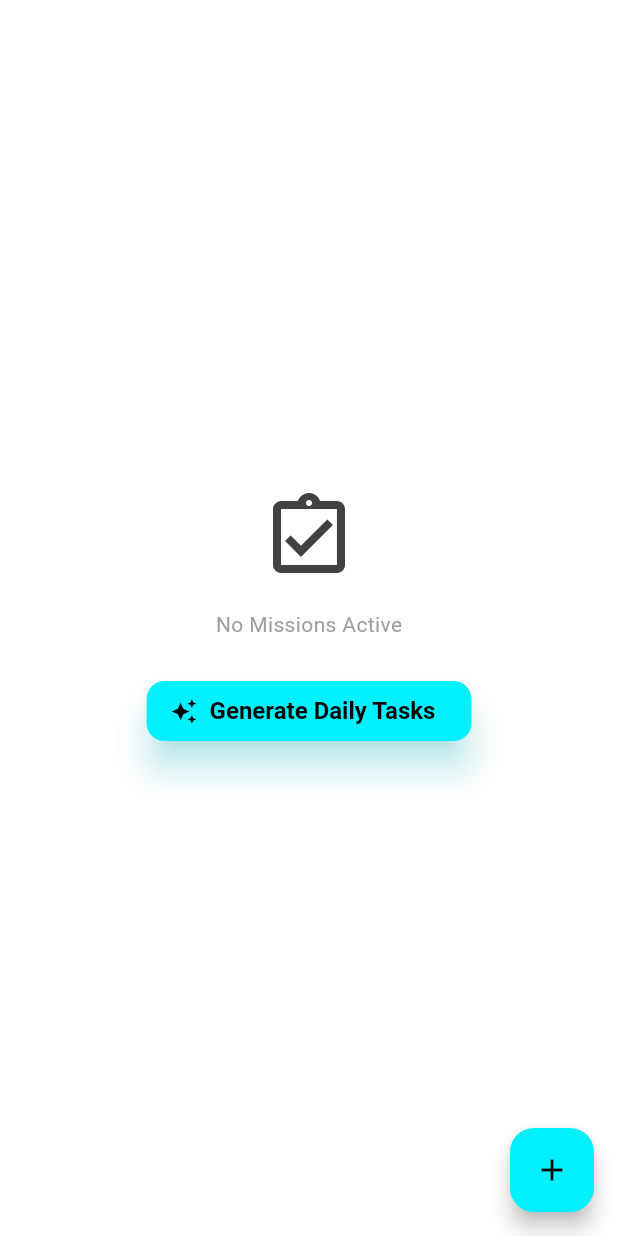
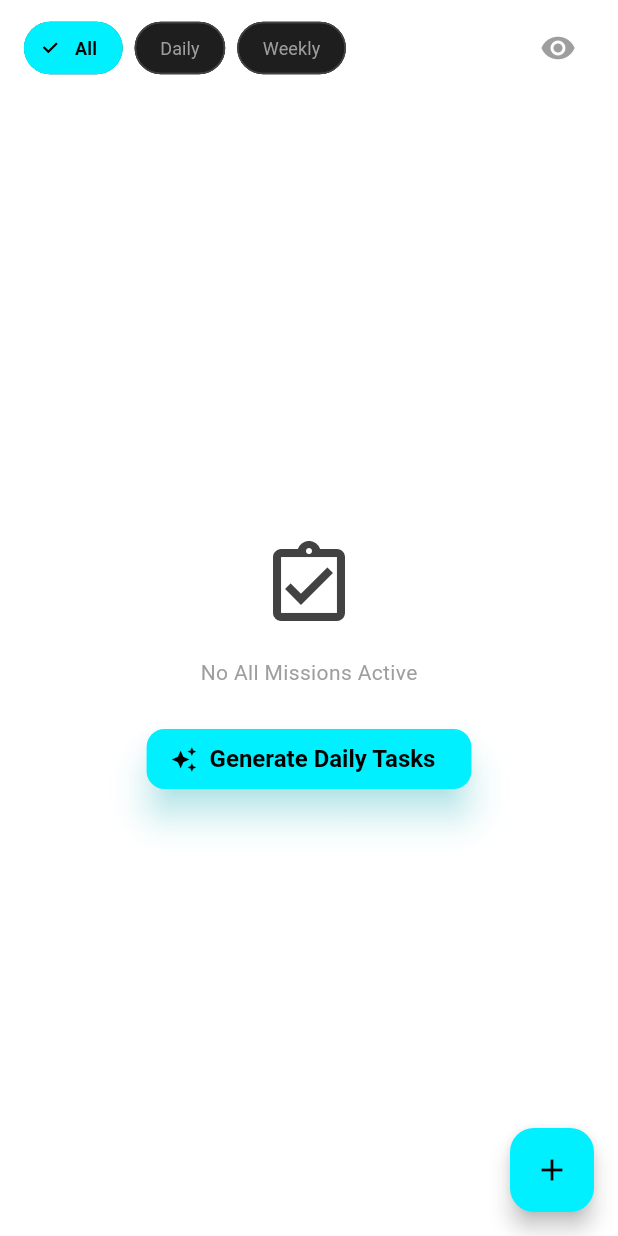
Before and after one commit to roisanwr/Tracker-Apps, a Flutter app: the TaskView screen opened directly, on a phone screen of 412 x 824 dp. Run offline on Flutter 3.47's test engine with Material 3 defaults, Android fonts, the phone set to English and light mode, and no system bars; our stand-ins replace supabase_flutter; accounts and stored records are empty.

Commit message:
task feature

```diff
--- a/lib/features/tracker/task_view.dart
+++ b/lib/features/tracker/task_view.dart
@@ -12,9 +12,16 @@ class TaskView extends StatefulWidget {
 class _TaskViewState extends State<TaskView> {
   final String _userId = Supabase.instance.client.auth.currentUser!.id;
   bool _isGenerating = false;
-  final Set<String> _processingTaskIds = {}; // Anti-spam set
+  final Set<String> _processingTaskIds = {};
 
-  // 📡 STREAM
+  // ⚡ STATE FILTER
+  String _selectedFrequency = 'All';
+
+  // ⚡ STATE BARU: Hide Completed
+  // Kalau true, tugas yang sudah dicentang akan hilang dari list
+  bool _hideCompleted = false;
+
+  // 📡 STREAM: Filter Logic Updated (Frequency + Hide Completed)
   Stream<List<Map<String, dynamic>>> _getTasksStream() {
     return Supabase.instance.client
         .from('tasks')
@@ -22,24 +29,43 @@ class _TaskViewState extends State<TaskView> {
         .eq('user_id', _userId)
         .order('is_completed', ascending: true)
         .order('priority', ascending: true)
-        .map((data) => data.where((task) => task['frequency'] == 'Daily').toList());
+        .map((data) {
+          var filtered = data;
+
+          // 1. Filter Frequency
+          if (_selectedFrequency != 'All') {
+            filtered = filtered.where((task) => task['frequency'] == _selectedFrequency).toList();
+          }
+
+          // 2. Filter Visibility (Sembunyikan yang selesai)
+          if (_hideCompleted) {
+            filtered = filtered.where((task) => task['is_completed'] == false).toList();
+          }
+
+          return filtered;
+        });
   }
 
   // ===========================================================================
-  // 🛠️ CRUD ACTION (CREATE / UPDATE / DELETE)
+  // 🛠️ CRUD ACTION
   // ===========================================================================
 
-  // 1. SHOW FORM DIALOG (Bisa buat ADD atau EDIT)
   void _showTaskForm({Map<String, dynamic>? taskToEdit}) {
     final bool isEditing = taskToEdit != null;
 
-    // Controller untuk Form
     final titleController = TextEditingController(text: isEditing ? taskToEdit['title'] : '');
     final targetController = TextEditingController(text: isEditing ? taskToEdit['target_value'].toString() : '1');
     final unitController = TextEditingController(text: isEditing ? taskToEdit['unit'] : 'x');
 
     String selectedCategory = isEditing ? taskToEdit['category'] : 'Intellect';
     String selectedPriority = isEditing ? taskToEdit['priority'] : 'Medium';
+
+    String selectedFrequency;
+    if (isEditing) {
+      selectedFrequency = taskToEdit['frequency'];
+    } else {
+      selectedFrequency = _selectedFrequency == 'All' ? 'Daily' : _selectedFrequency;
+    }
 
     showDialog(
       context: context,
@@ -51,7 +77,6 @@ class _TaskViewState extends State<TaskView> {
           child: Column(
             mainAxisSize: MainAxisSize.min,
             children: [
-              // Title Input
               TextField(
                 controller: titleController,
                 style: const TextStyle(color: Colors.white),
@@ -62,8 +87,6 @@ class _TaskViewState extends State<TaskView> {
                 ),
               ),
               const SizedBox(height: 16),
-
-              // Target & Unit Row
               Row(
                 children: [
                   Expanded(
@@ -71,10 +94,7 @@ class _TaskViewState extends State<TaskView> {
                       controller: targetController,
                       keyboardType: TextInputType.number,
                       style: const TextStyle(color: Colors.white),
-                      decoration: const InputDecoration(
-                        labelText: 'Target',
-                        labelStyle: TextStyle(color: Colors.grey),
-                      ),
+                      decoration: const InputDecoration(labelText: 'Target', labelStyle: TextStyle(color: Colors.grey)),
                     ),
                   ),
                   const SizedBox(width: 16),
@@ -82,17 +102,12 @@ class _TaskViewState extends State<TaskView> {
                     child: TextField(
                       controller: unitController,
                       style: const TextStyle(color: Colors.white),
-                      decoration: const InputDecoration(
-                        labelText: 'Unit (e.g. min, page)',
-                        labelStyle: TextStyle(color: Colors.grey),
-                      ),
+                      decoration: const InputDecoration(labelText: 'Unit', labelStyle: TextStyle(color: Colors.grey)),
                     ),
                   ),
                 ],
               ),
               const SizedBox(height: 16),
-
-              // Dropdowns
               DropdownButtonFormField<String>(
                 value: selectedCategory,
                 dropdownColor: Colors.grey[900],
@@ -101,6 +116,16 @@ class _TaskViewState extends State<TaskView> {
                 items: ['Intellect', 'Vitality', 'Wealth', 'Charisma']
                     .map((e) => DropdownMenuItem(value: e, child: Text(e))).toList(),
                 onChanged: (val) => selectedCategory = val!,
+              ),
+              const SizedBox(height: 16),
+              DropdownButtonFormField<String>(
+                value: selectedFrequency,
+                dropdownColor: Colors.grey[900],
+                style: const TextStyle(color: Colors.white),
+                decoration: const InputDecoration(labelText: 'Frequency', labelStyle: TextStyle(color: Colors.grey)),
+                items: ['Daily', 'Weekly', 'OneTime']
+                    .map((e) => DropdownMenuItem(value: e, child: Text(e))).toList(),
+                onChanged: (val) => selectedFrequency = val!,
               ),
               const SizedBox(height: 16),
               DropdownButtonFormField<String>(
@@ -124,29 +149,22 @@ class _TaskViewState extends State<TaskView> {
             style: ElevatedButton.styleFrom(backgroundColor: AppTheme.primaryColor),
             onPressed: () async {
               if (titleController.text.isEmpty) return;
-
-              Navigator.pop(ctx); // Tutup dialog dulu
+              Navigator.pop(ctx);
 
               final taskData = {
                 'user_id': _userId,
                 'title': titleController.text,
                 'category': selectedCategory,
                 'priority': selectedPriority,
-                'frequency': 'Daily',
+                'frequency': selectedFrequency,
                 'target_value': int.tryParse(targetController.text) ?? 1,
                 'unit': unitController.text,
               };
 
               try {
                 if (isEditing) {
-                  // UPDATE EXISTING
-                  await Supabase.instance.client
-                      .from('tasks')
-                      .update(taskData)
-                      .eq('id', taskToEdit['id']);
+                  await Supabase.instance.client.from('tasks').update(taskData).eq('id', taskToEdit['id']);
                 } else {
-                  // CREATE NEW
-                  // Default fields for new task
                   taskData['current_value'] = 0;
                   taskData['is_completed'] = false;
                   await Supabase.instance.client.from('tasks').insert(taskData);
@@ -156,6 +174,9 @@ class _TaskViewState extends State<TaskView> {
                   ScaffoldMessenger.of(context).showSnackBar(
                     SnackBar(content: Text(isEditing ? 'Mission Updated!' : 'Mission Created!'), backgroundColor: AppTheme.secondaryColor)
                   );
+                  if (_selectedFrequency != 'All' && _selectedFrequency != selectedFrequency) {
+                    setState(() => _selectedFrequency = selectedFrequency);
+                  }
                 }
               } catch (e) {
                 debugPrint(e.toString());
@@ -168,7 +189,6 @@ class _TaskViewState extends State<TaskView> {
     );
   }
 
-  // 2. SHOW OPTIONS (DELETE / EDIT) - Dipanggil saat Long Press
   void _showTaskOptions(Map<String, dynamic> task) {
     showModalBottomSheet(
       context: context,
@@ -181,7 +201,7 @@ class _TaskViewState extends State<TaskView> {
             title: const Text('Edit Mission', style: TextStyle(color: Colors.white)),
             onTap: () {
               Navigator.pop(ctx);
-              _showTaskForm(taskToEdit: task); // Buka form edit
+              _showTaskForm(taskToEdit: task);
             },
           ),
           ListTile(
@@ -189,7 +209,6 @@ class _TaskViewState extends State<TaskView> {
             title: const Text('Delete Mission', style: TextStyle(color: Colors.redAccent)),
             onTap: () async {
               Navigator.pop(ctx);
-              // Confirm Delete
               await Supabase.instance.client.from('tasks').delete().eq('id', task['id']);
               if (mounted) {
                  ScaffoldMessenger.of(context).showSnackBar(
@@ -203,16 +222,17 @@ class _TaskViewState extends State<TaskView> {
     );
   }
 
-  // 3. GENERATE TASKS (Kode lama)
   Future<void> _generateDailyTasks() async {
     setState(() => _isGenerating = true);
     try {
+      String targetFreq = _selectedFrequency == 'All' ? 'Daily' : _selectedFrequency;
+
       final templates = await Supabase.instance.client
           .from('task_library')
           .select()
-          .eq('default_frequency', 'Daily');
+          .eq('default_frequency', targetFreq);
 
-      if (templates.isEmpty) throw "Library Kosong";
+      if (templates.isEmpty) throw "Library $targetFreq Kosong";
 
       final List<Map<String, dynamic>> newTasks = [];
       for (var t in templates) {
@@ -221,7 +241,7 @@ class _TaskViewState extends State<TaskView> {
           'title': t['title'],
           'category': t['category'],
           'priority': t['default_priority'],
-          'frequency': 'Daily',
+          'frequency': targetFreq,
           'target_value': t['default_target_value'],
           'unit': t['default_unit'],
           'current_value': 0,
@@ -231,7 +251,7 @@ class _TaskViewState extends State<TaskView> {
       await Supabase.instance.client.from('tasks').insert(newTasks);
       if (mounted) {
         ScaffoldMessenger.of(context).showSnackBar(
-          SnackBar(content: Text("Generated ${newTasks.length} missions!"), backgroundColor: AppTheme.secondaryColor),
+          SnackBar(content: Text("Generated ${newTasks.length} $targetFreq missions!"), backgroundColor: AppTheme.secondaryColor),
         );
       }
     } catch (e) {
@@ -241,7 +261,6 @@ class _TaskViewState extends State<TaskView> {
     }
   }
 
-  // 4. TOGGLE CHECKLIST (Kode lama dengan anti-spam)
   Future<void> _toggleTask(Map<String, dynamic> task, bool? value) async {
     if (value == null) return;
     final String taskId = task['id'];
@@ -262,12 +281,16 @@ class _TaskViewState extends State<TaskView> {
 
       int xpReward = 0;
       int pointsReward = 0;
+
+      int multiplier = task['frequency'] == 'Weekly' ? 2 : 1;
+
       switch (priority) {
-        case 'High': xpReward = 50; pointsReward = 15; break;
-        case 'Medium': xpReward = 30; pointsReward = 10; break;
-        case 'Low': xpReward = 10; pointsReward = 5; break;
-        default: xpReward = 20; pointsReward = 5;
+        case 'High': xpReward = 50 * multiplier; pointsReward = 15 * multiplier; break;
+        case 'Medium': xpReward = 30 * multiplier; pointsReward = 10 * multiplier; break;
+        case 'Low': xpReward = 10 * multiplier; pointsReward = 5 * multiplier; break;
+        default: xpReward = 20 * multiplier; pointsReward = 5 * multiplier;
       }
+
       if (!isCompleted) {
         xpReward = -xpReward;
         pointsReward = -pointsReward;
@@ -284,7 +307,7 @@ class _TaskViewState extends State<TaskView> {
       if (mounted) {
         ScaffoldMessenger.of(context).showSnackBar(
           SnackBar(
-            content: Text(isCompleted ? "Mission Complete! +$xpReward XP" : "Mission Undone. $xpReward XP"),
+            content: Text(isCompleted ? "Completed! +$xpReward XP" : "Undone. $xpReward XP"),
             backgroundColor: isCompleted ? AppTheme.secondaryColor : Colors.grey,
             duration: const Duration(seconds: 1),
           ),
@@ -301,12 +324,47 @@ class _TaskViewState extends State<TaskView> {
   Widget build(BuildContext context) {
     return Scaffold(
       backgroundColor: Colors.transparent,
-      body: StreamBuilder<List<Map<String, dynamic>>>(
+      body: Column(
+        children: [
+          // ⚡ HEADER FILTER: All, Daily, Weekly + Eye Toggle
+          Padding(
+            padding: const EdgeInsets.symmetric(horizontal: 16.0, vertical: 8.0),
+            child: Row(
+              children: [
+                _buildFilterChip('All'),
+                const SizedBox(width: 8),
+                _buildFilterChip('Daily'),
+                const SizedBox(width: 8),
+                _buildFilterChip('Weekly'),
+
+                const Spacer(), // Dorong tombol mata ke paling kanan
+
+                // 👁️ TOMBOL HIDE/SHOW COMPLETED
+                IconButton(
+                  icon: Icon(
+                    _hideCompleted ? Icons.visibility_off : Icons.visibility,
+                    color: _hideCompleted ? Colors.redAccent : Colors.grey,
+                  ),
+                  tooltip: _hideCompleted ? 'Show Completed' : 'Hide Completed',
+                  onPressed: () {
+                    setState(() {
+                      _hideCompleted = !_hideCompleted;
+                    });
+                  },
+                ),
+              ],
+            ),
+          ),
+
+          // LIST TASK
+          Expanded(
+            child: StreamBuilder<List<Map<String, dynamic>>>(
               stream: _getTasksStream(),
               builder: (context, snapshot) {
                 if (snapshot.connectionState == ConnectionState.waiting) {
                   return const Center(child: CircularProgressIndicator(color: AppTheme.primaryColor));
                 }
+
                 if (!snapshot.hasData || snapshot.data!.isEmpty) {
                   return _buildEmptyState();
                 }
@@ -330,11 +388,38 @@ class _TaskViewState extends State<TaskView> {
                 );
               },
             ),
-      // ⚡ UPDATED FAB: Memanggil _showTaskForm()
+          ),
+        ],
+      ),
       floatingActionButton: FloatingActionButton(
-        onPressed: () => _showTaskForm(), // Buka Dialog Tambah
+        onPressed: () => _showTaskForm(),
         backgroundColor: AppTheme.primaryColor,
         child: const Icon(Icons.add, color: Colors.black),
+      ),
+    );
+  }
+
+  Widget _buildFilterChip(String label) {
+    final isSelected = _selectedFrequency == label;
+    return FilterChip(
+      label: Text(label),
+      selected: isSelected,
+      onSelected: (bool value) {
+        if (value) setState(() => _selectedFrequency = label);
+      },
+      backgroundColor: const Color(0xFF1E1E1E),
+      selectedColor: AppTheme.primaryColor,
+      labelStyle: TextStyle(
+        color: isSelected ? Colors.black : Colors.grey,
+        fontWeight: isSelected ? FontWeight.bold : FontWeight.normal,
+        fontSize: 12,
+      ),
+      checkmarkColor: Colors.black,
+      shape: RoundedRectangleBorder(
+        borderRadius: BorderRadius.circular(20),
+        side: BorderSide(
+          color: isSelected ? AppTheme.primaryColor : Colors.grey[800]!,
+        ),
       ),
     );
   }
@@ -352,14 +437,19 @@ class _TaskViewState extends State<TaskView> {
         children: [
           Icon(Icons.assignment_turned_in_outlined, size: 64, color: Colors.grey[800]),
           const SizedBox(height: 16),
-          const Text("No Missions Active", style: TextStyle(color: Colors.grey)),
+          Text(
+            _hideCompleted
+              ? "All active $_selectedFrequency missions cleared! 🎉"
+              : "No $_selectedFrequency Missions Active",
+            style: const TextStyle(color: Colors.grey)
+          ),
           const SizedBox(height: 24),
           _isGenerating
               ? const CircularProgressIndicator(color: AppTheme.primaryColor)
               : ElevatedButton.icon(
                   onPressed: _generateDailyTasks,
                   icon: const Icon(Icons.auto_awesome, color: Colors.black),
-                  label: const Text("Generate Daily Tasks"),
+                  label: Text("Generate ${_selectedFrequency == 'All' ? 'Daily' : _selectedFrequency} Tasks"),
                   style: ElevatedButton.styleFrom(
                     backgroundColor: AppTheme.primaryColor,
                     foregroundColor: Colors.black,
@@ -391,8 +481,20 @@ class _TaskViewState extends State<TaskView> {
         ),
         child: ListTile(
           contentPadding: const EdgeInsets.symmetric(horizontal: 16, vertical: 8),
-          // ⚡ FITUR BARU: Long Press buat Edit/Hapus
-          onLongPress: () => _showTaskOptions(task),
+
+          onLongPress: () {
+            if (isCompleted) {
+              ScaffoldMessenger.of(context).showSnackBar(
+                const SnackBar(
+                  content: Text("Uncheck task to edit/delete"),
+                  backgroundColor: Colors.redAccent,
+                  duration: Duration(seconds: 1),
+                ),
+              );
+            } else {
+              _showTaskOptions(task);
+            }
+          },
 
           leading: isProcessing
             ? const SizedBox(width: 24, height: 24, child: CircularProgressIndicator(strokeWidth: 2, color: AppTheme.primaryColor))
@@ -431,6 +533,17 @@ class _TaskViewState extends State<TaskView> {
                   child: Text(priority.toUpperCase(), style: TextStyle(color: badgeColor, fontSize: 8, fontWeight: FontWeight.bold)),
                 ),
                 const SizedBox(width: 8),
+                if (_selectedFrequency == 'All') ...[
+                  Container(
+                    margin: const EdgeInsets.only(right: 8),
+                    padding: const EdgeInsets.symmetric(horizontal: 6, vertical: 2),
+                    decoration: BoxDecoration(
+                      color: Colors.blueAccent.withOpacity(0.2),
+                      borderRadius: BorderRadius.circular(4),
+                    ),
+                    child: Text(task['frequency'] ?? 'Daily', style: const TextStyle(color: Colors.blueAccent, fontSize: 8)),
+                  ),
+                ],
                 Text("${task['target_value']} ${task['unit']}", style: TextStyle(color: Colors.grey[500], fontSize: 12)),
               ],
             ),
```
Lines whose indentation alone changed are shown as unchanged.
